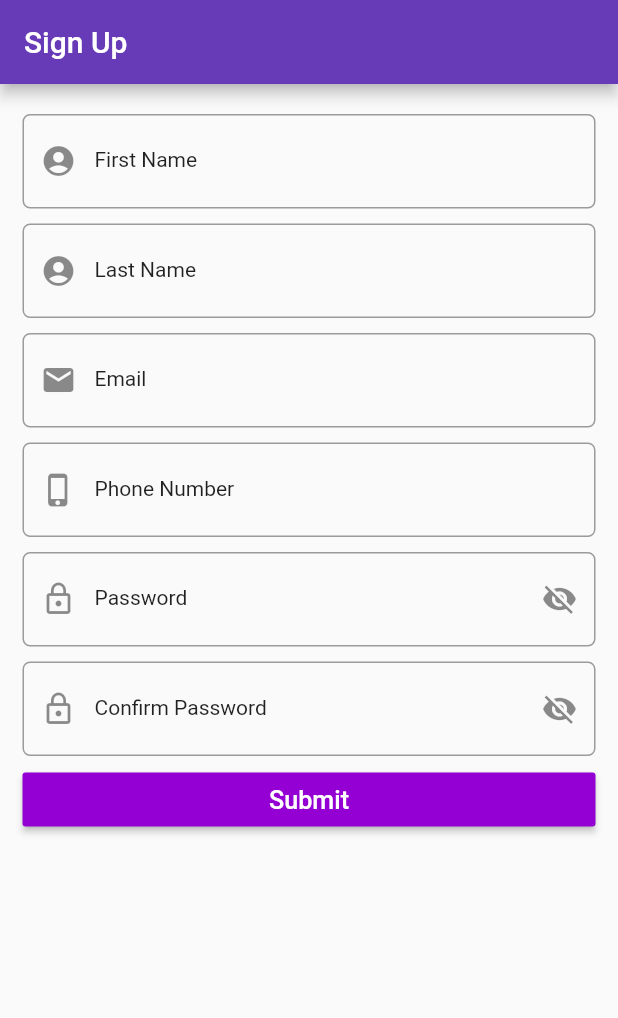
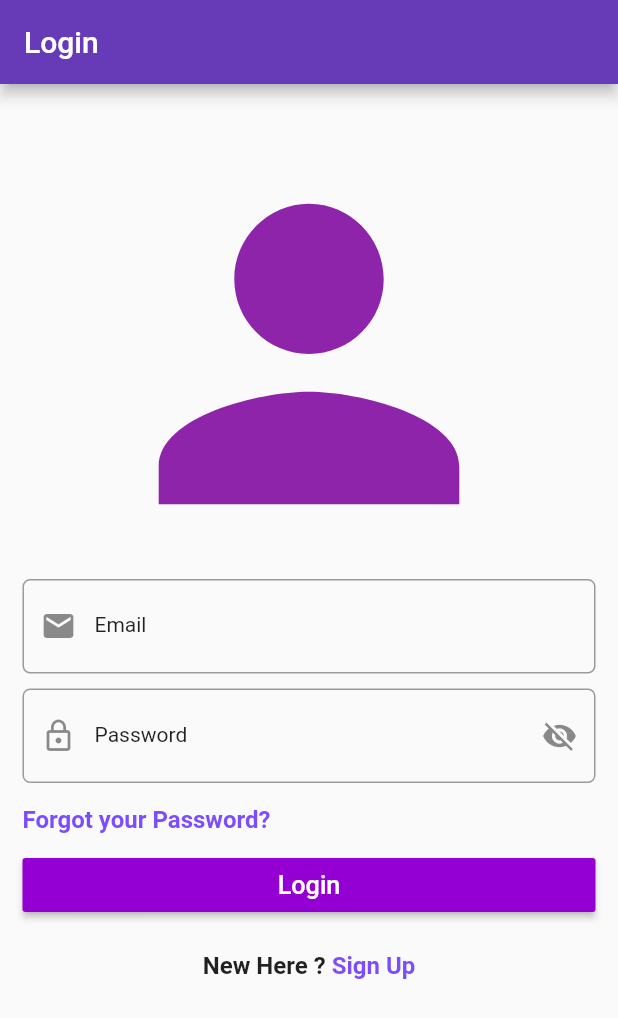
Before and after one commit to IsuruBRanapana/Location_Finder_Project, a Flutter app: the screen it shows after launch, on a phone screen of 412 x 824 dp. Shown: the top 1018 px of the screen. Run offline on Flutter 3.47's test engine with Material 2 defaults, Android fonts, the phone set to English and light mode, and no system bars.

Commit message:
login ui

```diff
--- /dev/null
+++ b/ProjectLocation/location_finder/lib/app_screens/login.dart
@@ -0,0 +1,202 @@
+import 'package:flutter/material.dart';
+import 'package:location_finder/app_screens/signup.dart';
+
+class Login extends StatefulWidget {
+  @override
+  State<StatefulWidget> createState() {
+    // TODO: implement createState
+    return LoginState();
+  }
+}
+
+class LoginState extends State<Login> {
+  bool _isHiddenPw = true;
+  bool _isHiddenCPw = true;
+
+  void _visiblePw() {
+    setState(() {
+      _isHiddenPw = !_isHiddenPw;
+      _isHiddenCPw = _isHiddenCPw;
+    });
+  }
+
+  void _visibleCPw() {
+    setState(() {
+      _isHiddenPw = _isHiddenPw;
+      _isHiddenCPw = !_isHiddenCPw;
+    });
+  }
+
+  var _formKey = GlobalKey<FormState>();
+  double _minimumPadding = 5.0;
+
+  TextEditingController emailController = TextEditingController();
+  TextEditingController passwordController = TextEditingController();
+
+  @override
+  Widget build(BuildContext context) {
+    // TODO: implement build
+    return Scaffold(
+      appBar: AppBar(
+        title: Text(
+          'Login',
+          textDirection: TextDirection.ltr,
+        ),
+      ),
+      body: signUpForm(),
+    );
+  }
+
+  Widget signUpForm() {
+    TextStyle textStyle = Theme.of(context).textTheme.title;
+    return Container(
+      alignment: Alignment.center,
+      child: Form(
+        key: _formKey,
+        child: Padding(
+          padding: EdgeInsets.only(
+              right: _minimumPadding * 3,
+              left: _minimumPadding * 3,
+              top: _minimumPadding * 5),
+          child: ListView(
+            children: <Widget>[
+              Padding(
+                  padding: EdgeInsets.only(
+                    top: _minimumPadding,
+                  ),
+                  child: Icon(
+                    Icons.person,
+                    size: 300,
+                    color: Colors.purple[600],
+                  )),
+
+              //E mail
+              Padding(
+                padding: EdgeInsets.only(bottom: _minimumPadding),
+                child: TextFormField(
+                  controller: emailController,
+                  validator: (String value) {
+                    if (value.isEmpty) {
+                      return "Enter the E mail Address";
+                    }
+                    return null;
+                  },
+                  keyboardType: TextInputType.emailAddress,
+                  style: textStyle,
+                  decoration: InputDecoration(
+                    labelText: "Email",
+                    prefixIcon: Icon(Icons.email),
+                    labelStyle: Theme.of(context).textTheme.body1,
+                    errorStyle: TextStyle(
+                      color: Colors.redAccent,
+                      fontSize: 15.0,
+                    ),
+                    hintText: "Johnperera@gmail.com",
+                    border: OutlineInputBorder(
+                      borderRadius: BorderRadius.circular(5.0),
+                    ),
+                  ),
+                ),
+              ),
+
+              //Password
+              Padding(
+                padding: EdgeInsets.only(
+                    top: _minimumPadding, bottom: _minimumPadding),
+                child: TextFormField(
+                  controller: passwordController,
+                  validator: (String value) {
+                    if (value.isEmpty) {
+                      return "Enter the Password";
+                    }
+                    return null;
+                  },
+                  keyboardType: TextInputType.text,
+                  style: textStyle,
+                  decoration: InputDecoration(
+                    prefixIcon: Icon(Icons.lock_outline),
+                    suffixIcon: IconButton(
+                      onPressed: _visiblePw,
+                      icon: _isHiddenPw
+                          ? Icon(Icons.visibility_off)
+                          : Icon(Icons.visibility),
+                    ),
+                    labelText: "Password",
+                    labelStyle: Theme.of(context).textTheme.body1,
+                    errorStyle: TextStyle(
+                      color: Colors.redAccent,
+                      fontSize: 15.0,
+                    ),
+                    hintText: "Password",
+                    border: OutlineInputBorder(
+                      borderRadius: BorderRadius.circular(5.0),
+                    ),
+                  ),
+                  obscureText: _isHiddenPw,
+                ),
+              ),
+
+              Padding(
+                  padding: EdgeInsets.only(top: 10.0, bottom: 10.0),
+                  child: GestureDetector(
+                    child: Text(
+                      "Forgot your Password?",
+                      style: TextStyle(
+                          color: Colors.deepPurpleAccent,
+                          fontSize: 16.0,
+                          fontWeight: FontWeight.bold),
+                    ),
+                    onTap: () {},
+                  )),
+
+              RaisedButton(
+                child: Text(
+                  'Login',
+                  textScaleFactor: 1.2,
+                ),
+                textColor: Colors.white,
+                color: Color(0xFF9400D3),
+                onPressed: () {
+                  setState(() {
+                    if (_formKey.currentState.validate()) {}
+                  });
+                },
+              ),
+
+              Padding(
+                padding: EdgeInsets.only(top: 20.0, bottom: 10.0),
+                child: Row(
+                  mainAxisAlignment: MainAxisAlignment.center,
+                  children: <Widget>[
+                    Text(
+                      "New Here ? ",
+                      style: TextStyle(
+                          fontSize: 16.0, fontWeight: FontWeight.bold),
+                    ),
+                    GestureDetector(
+                      child: Text(
+                        "Sign Up",
+                        style: TextStyle(
+                            color: Colors.deepPurpleAccent,
+                            fontSize: 16.0,
+                            fontWeight: FontWeight.bold),
+                      ),
+                      onTap: (){
+                        Navigator.push(
+                  context,
+                  MaterialPageRoute(builder: (context) => SignUp()),
+                );
+                      },
+                    ),
+                  ],
+                ),
+              ),
+
+              //row for forget pw and signup
+            ],
+          ),
+        ),
+      ),
+    );
+  }
+}
--- a/ProjectLocation/location_finder/lib/main.dart
+++ b/ProjectLocation/location_finder/lib/main.dart
@@ -1,5 +1,5 @@
 import 'package:flutter/material.dart';
-import 'app_screens/signup.dart';
+import 'package:location_finder/app_screens/login.dart';
 void main(){
   runApp(
     MyApp()
@@ -16,7 +16,7 @@ class MyApp extends StatelessWidget{
       theme: ThemeData(
         primarySwatch: Colors.deepPurple,
       ),
-      home: SignUp(),
+      home: Login(),
     );
   }
 }
```
Also changed, not shown: ProjectLocation/location_finder/pubspec.lock, 1 other file.
